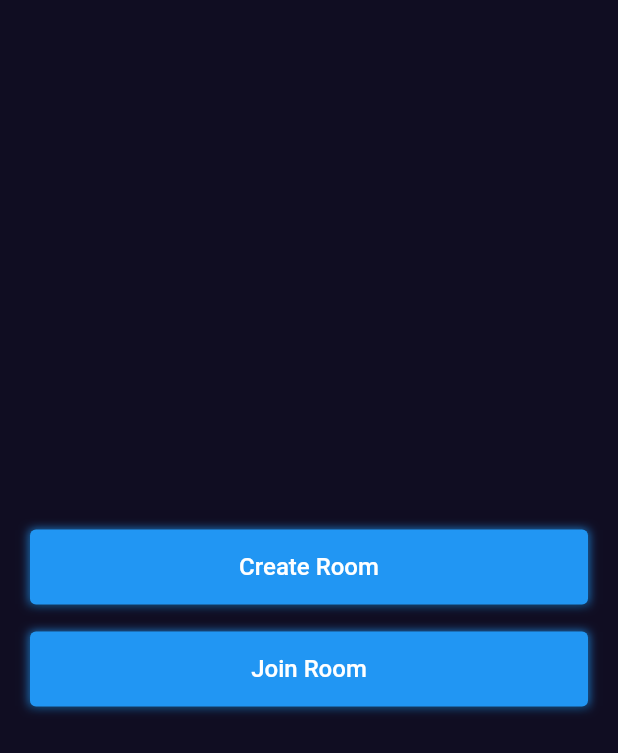
After one commit to KneerazPandey/flutter_mp_tictactoe, a Flutter app: the screen it shows after launch, on a phone screen of 412 x 824 dp. The commit adds this screen. Shown: the top 753 px of the screen. Run offline on Flutter 3.47's test engine with Material 2 defaults, Android fonts, the phone set to English and light mode, and no system bars.

Commit message:
created name routes and empty three screens

```diff
--- a/lib/core/core.dart
+++ b/lib/core/core.dart
@@ -1 +1,2 @@
 export './utils/colors.dart';
+export './responsive/responsive.dart';
--- /dev/null
+++ b/lib/core/responsive/responsive.dart
@@ -0,0 +1,22 @@
+import 'package:flutter/material.dart';
+
+class Responsive extends StatelessWidget {
+  final Widget child;
+
+  const Responsive({
+    super.key,
+    required this.child,
+  });
+
+  @override
+  Widget build(BuildContext context) {
+    return Center(
+      child: ConstrainedBox(
+        constraints: const BoxConstraints(
+          maxWidth: 600,
+        ),
+        child: child,
+      ),
+    );
+  }
+}
--- a/lib/main.dart
+++ b/lib/main.dart
@@ -1,6 +1,6 @@
 import 'package:flutter/material.dart';
 import 'package:flutter_mp_tictactoe/core/core.dart';
-import 'package:flutter_mp_tictactoe/screens/main_menu_screen.dart';
+import 'package:flutter_mp_tictactoe/screens/screens.dart';
 
 void main() {
   runApp(const MyApp());
@@ -16,7 +16,15 @@ class MyApp extends StatelessWidget {
       theme: ThemeData.dark().copyWith(
         scaffoldBackgroundColor: bgColor,
       ),
-      home: const MainMenuScreen(),
+      routes: <String, Widget Function(BuildContext)>{
+        MainMenuScreen.routeName: (BuildContext context) =>
+            const MainMenuScreen(),
+        CreateRoomScreen.routeName: (BuildContext context) =>
+            const CreateRoomScreen(),
+        JoinRoomScreen.routeName: (BuildContext context) =>
+            const JoinRoomScreen(),
+      },
+      initialRoute: MainMenuScreen.routeName,
     );
   }
 }
--- /dev/null
+++ b/lib/screens/screens.dart
@@ -0,0 +1,3 @@
+export './create_room_screen.dart';
+export './join_room_screen.dart';
+export './main_menu_screen.dart';
```
Also changed, not shown: lib/screens/create_room_screen.dart (added, +12 -0 lines), lib/screens/join_room_screen.dart (added, +12 -0 lines), lib/screens/main_menu_screen.dart (+20 -2 lines).
